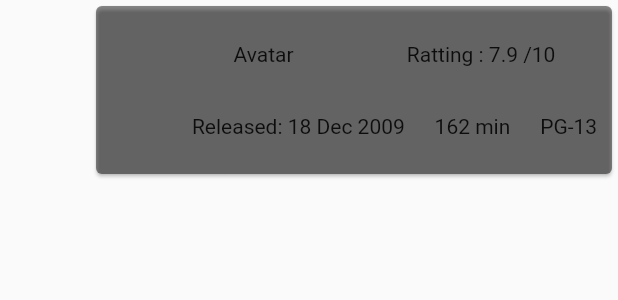
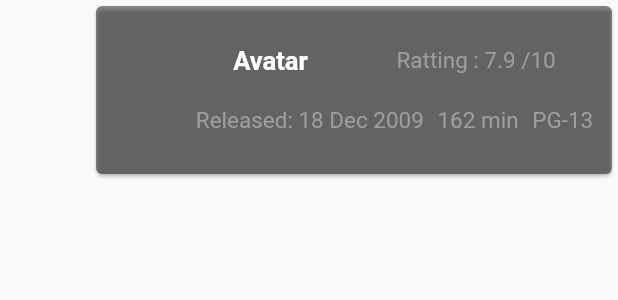
Before and after one commit to Ashik03074/navigation, a Flutter app: what movieCard() shows on an empty page, opened directly with sample values from the repository, on a phone screen of 412 x 824 dp. Shown: the top 300 px of the screen. Run offline on Flutter 3.47's test engine with Material 2 defaults, Android fonts, the light colour scheme and no system bars; network calls fail.

Commit message:
fully functional

```diff
--- a/lib/home.dart
+++ b/lib/home.dart
@@ -1,5 +1,6 @@
 import 'package:flutter/material.dart';
 import 'package:listview_data/model/movie.dart';
+import 'package:listview_data/ui/movie_ui/movie_ui.dart';
 
 class MovieListView extends StatelessWidget {
   final List<Movie> movieList = Movie.getMovies();
@@ -24,7 +25,7 @@
         //centerTitle: true,
         backgroundColor: Colors.blueGrey.shade900,
       ),
-      backgroundColor: Colors.blueGrey.shade400,
+      backgroundColor: Colors.blueGrey.shade900,
       body: ListView.builder(
           itemCount: movieList.length,
           itemBuilder: (BuildContext context, int index) {
@@ -86,6 +87,8 @@
           color: Colors.black45,
           child: Padding(
             padding: EdgeInsets.only(top: 8, bottom: 8, left: 54),
+            child: Padding(
+              padding: EdgeInsets.all(8),
               child: Column(
                 crossAxisAlignment: CrossAxisAlignment.start,
                 mainAxisAlignment: MainAxisAlignment.spaceAround,
@@ -93,19 +96,39 @@
                   Row(
                     mainAxisAlignment: MainAxisAlignment.spaceAround,
                     children: [
-                    Text(movie.title),
-                    Text("Ratting : ${movie.imdbrating} /10"),
+                      Flexible(
+                        child: Text(
+                          movie.title,
+                          style: TextStyle(
+                            fontWeight: FontWeight.bold,
+                            fontSize: 17,
+                            color: Colors.white,
+                          ),
+                        ),
+                      ),
+                      Text(
+                        "Ratting : ${movie.imdbrating} /10",
+                        style: mainTextStyle(),
+                      ),
                     ],
                   ),
                   Row(
                     mainAxisAlignment: MainAxisAlignment.spaceAround,
                     children: [
-                    Text("Released: ${movie.released}"),
-                    Text(movie.runtime),
-                    Text(movie.rated),
+                      Text("Released: ${movie.released}",
+                          style: mainTextStyle()),
+                      Text(
+                        movie.runtime,
+                        style: mainTextStyle(),
+                      ),
+                      Text(
+                        movie.rated,
+                        style: mainTextStyle(),
+                      ),
                     ],
                   )
                 ],
+              ),
             ),
           ),
         ),
@@ -120,6 +143,13 @@
                           movie: movie,
                         )))
           });
+}
+
+TextStyle mainTextStyle() {
+  return TextStyle(
+    fontSize: 15,
+    color: Colors.grey,
+  );
 }
 
 Widget movieImage(String imageUrl) {
@@ -149,15 +179,34 @@
         title: Text("Movies"),
         backgroundColor: Colors.blueGrey.shade900,
       ),
-        body: Container(
-          child: Center(
-            child: RaisedButton(
-              child: Text("${this.movie.director}"),
-              onPressed: () {
-                Navigator.pop(context);
-              },
+      body: ListView(
+        children: [
+          MovieDetailsThumbnail(
+            thumbnail: movie.images[0],
           ),
+          MovieDetailsHeaderWithPoster(
+            movie: movie,
           ),
-        ));
+          HorizontalLine(),
+          MovieDetailsCast(
+            movie: movie,
+          ),
+          HorizontalLine(),
+          MovieDetailsExtraPosters(
+            posters: movie.images,
+          )
+        ],
+      ),
+      // body: Container(
+      //   child: Center(
+      //     child: RaisedButton(
+      //       child: Text("${this.movie.director}"),
+      //       onPressed: () {
+      //         Navigator.pop(context);
+      //       },
+      //     ),
+      //   ),
+      // )
+    );
   }
 }
```
Also changed, not shown: lib/ui/movie_ui/movie_ui.dart (added, +233 -0 lines). Lines whose indentation alone changed are shown as unchanged.
